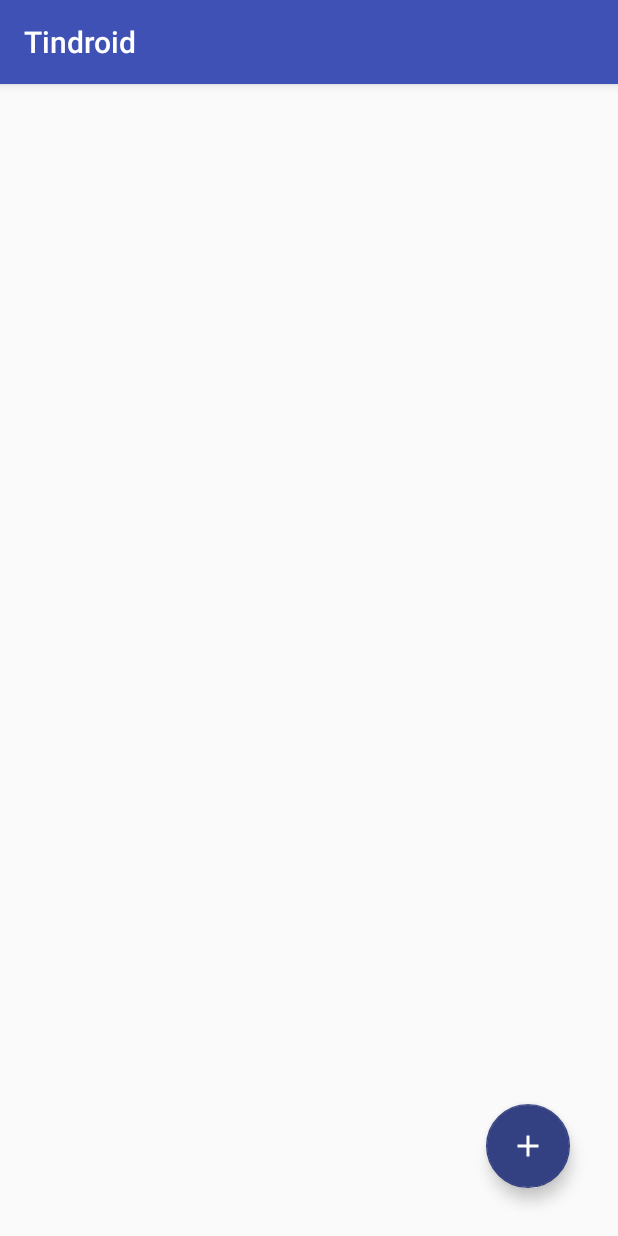
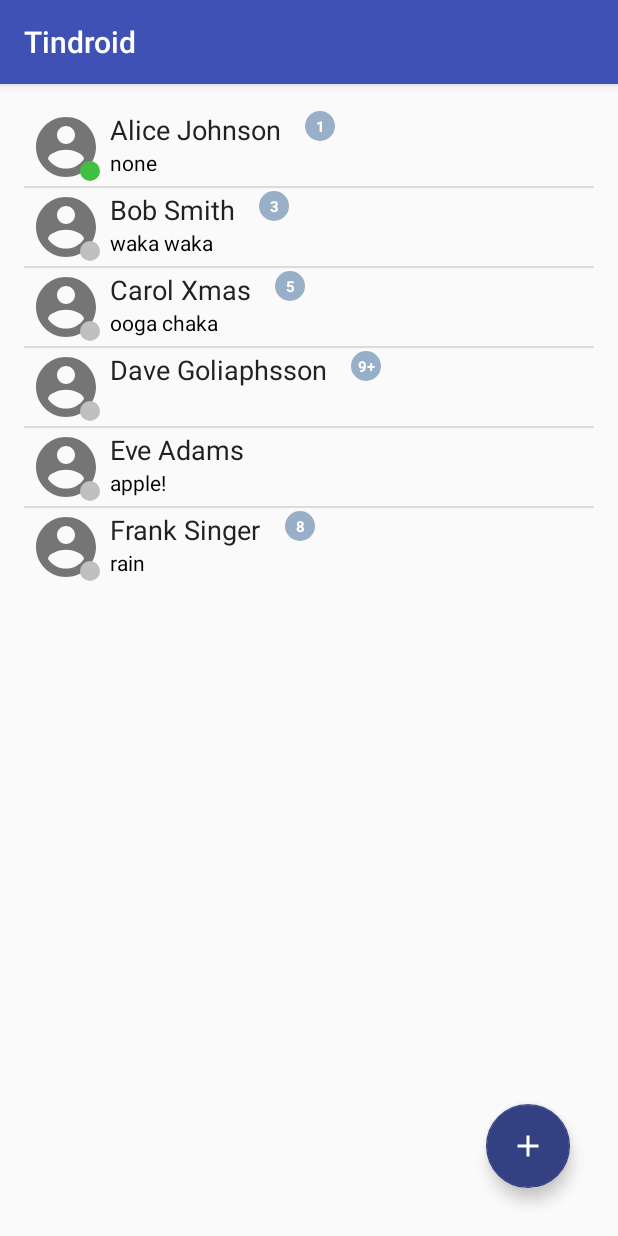
Before and after one commit to mobile215/tindroid-andorid-project, an Android app: the ContactsFragment screen opened directly, with no data from a screen before it, on a phone screen of 412 x 824 dp. Run offline under Robolectric (Android 15) with nearby library versions, the phone set to English and light mode, and no system bars.

Commit message:
daily commit

```diff
--- a/app/src/main/AndroidManifest.xml
+++ b/app/src/main/AndroidManifest.xml
@@ -14,7 +14,6 @@
             android:theme="@style/AppTheme.NoActionBar">
             <intent-filter>
                 <action android:name="android.intent.action.MAIN" />
-
                 <category android:name="android.intent.category.LAUNCHER" />
             </intent-filter>
         </activity>
@@ -23,6 +22,11 @@
             android:label="@string/app_name"
             android:theme="@style/AppTheme.NoActionBar">
         </activity>
+        <activity
+            android:name=".MessageActivity"
+            android:label="@string/app_name"
+            android:theme="@style/AppTheme.NoActionBar">
+        </activity>
     </application>
 
 </manifest>
--- a/app/src/main/java/co/tinode/tindroid/ContactsFragment.java
+++ b/app/src/main/java/co/tinode/tindroid/ContactsFragment.java
@@ -1,5 +1,6 @@
 package co.tinode.tindroid;
 
+import android.content.Intent;
 import android.os.Bundle;
 import android.support.design.widget.FloatingActionButton;
 import android.support.design.widget.Snackbar;
@@ -7,7 +8,9 @@ import android.support.v4.app.Fragment;
 import android.view.LayoutInflater;
 import android.view.View;
 import android.view.ViewGroup;
+import android.widget.AdapterView;
 import android.widget.ListView;
+import android.widget.Toast;
 
 import java.util.ArrayList;
 
@@ -32,8 +35,82 @@ public class ContactsFragment extends Fragment {
     public void onActivityCreated(Bundle savedInstance) {
         super.onActivityCreated(savedInstance);
 
+
+        final ArrayList<Contact> dummyContacts = new ArrayList<Contact>();
+
+        Contact c = new Contact();
+        c.topic = "AAA";
+        c.online = true;
+        c.seq = 8;
+        c.recv = 7;
+        c.read = 7;
+        c.pub = new VCard();
+        c.pub.fn = "Alice Johnson";
+        c.priv = "none";
+        dummyContacts.add(c);
+
+        c = new Contact();
+        c.topic = "BBB";
+        c.seq = 8;
+        c.recv = 7;
+        c.read = 5;
+        c.pub = new VCard();
+        c.pub.fn = "Bob Smith";
+        c.priv = "waka waka";
+        dummyContacts.add(c);
+
+        c = new Contact();
+        c.topic = "CCC";
+        c.seq = 8;
+        c.recv = 3;
+        c.read = 3;
+        c.pub = new VCard();
+        c.pub.fn = "Carol Xmas";
+        c.priv = "ooga chaka";
+        dummyContacts.add(c);
+
+        c = new Contact();
+        c.topic = "DDD";
+        c.seq = 16;
+        c.recv = 5;
+        c.read = 5;
+        c.pub = new VCard();
+        c.pub.fn = "Dave Goliaphsson";
+        c.priv = null;
+        dummyContacts.add(c);
+
+        c = new Contact();
+        c.topic = "EEE";
+        c.seq = 8;
+        c.recv = 8;
+        c.read = 8;
+        c.pub = new VCard();
+        c.pub.fn = "Eve Adams";
+        c.priv = "apple!";
+        dummyContacts.add(c);
+
+        c = new Contact();
+        c.topic = "FFF";
+        c.seq = 8;
+        c.pub = new VCard();
+        c.pub.fn = "Frank Singer";
+        c.priv = "rain";
+        dummyContacts.add(c);
+
         mContactList = (ListView) getActivity().findViewById(R.id.contactsView);
-        mContactList.setAdapter(new ContactsListAdapter(getActivity(), new ArrayList<Contact>()));
+        mContactList.setAdapter(new ContactsListAdapter(getActivity(), dummyContacts));
+        mContactList.setOnItemClickListener(new AdapterView.OnItemClickListener() {
+            @Override
+            public void onItemClick(AdapterView<?> parent, View view, int position, long id) {
+                Contact c = dummyContacts.get(position);
+                Toast.makeText(getActivity().getApplicationContext(),
+                        c.topic, Toast.LENGTH_LONG).show();
+
+                Intent intent = new Intent(getActivity(), MessageActivity.class);
+                startActivity(intent);
+
+            }
+        });
 
         FloatingActionButton fab = (FloatingActionButton) getActivity().findViewById(R.id.addTopic);
         fab.setOnClickListener(new View.OnClickListener() {
--- a/app/src/main/java/co/tinode/tindroid/ContactsListAdapter.java
+++ b/app/src/main/java/co/tinode/tindroid/ContactsListAdapter.java
@@ -20,9 +20,9 @@ public class ContactsListAdapter extends BaseAdapter {
     private Context mContext;
     private List<Contact> mContactItems;
 
-    public ContactsListAdapter(Context context, List<Contact> navDrawerItems) {
+    public ContactsListAdapter(Context context, List<Contact> items) {
         mContext = context;
-        mContactItems = navDrawerItems;
+        mContactItems = items;
     }
 
     @Override
@@ -42,11 +42,6 @@ public class ContactsListAdapter extends BaseAdapter {
 
     @Override
     public View getView(int position, View convertView, ViewGroup parent) {
-
-        /**
-         * The following list not implemented reusable list items as list items
-         * are showing incorrect data Add the solution if you have one
-         * */
 
         Contact c = mContactItems.get(position);
 
@@ -72,7 +67,9 @@ public class ContactsListAdapter extends BaseAdapter {
         // TODO(gene): set avatar
 
         ((ImageView) convertView.findViewById(R.id.online))
-                .setColorFilter(Color.argb(255, 192, c.online ? 255: 192, 192));
+                .setColorFilter(c.online ?
+                                Color.argb(255, 64, 192, 64) :
+                                Color.argb(255, 192, 192, 192));
 
         return convertView;
     }
--- a/app/src/main/java/co/tinode/tindroid/LoginActivity.java
+++ b/app/src/main/java/co/tinode/tindroid/LoginActivity.java
@@ -47,7 +47,6 @@ public class LoginActivity extends AppCompatActivity {
 
     public void onLogin(View v) {
         Intent intent = new Intent(this, ContactsActivity.class);
-
         startActivity(intent);
 
         Toast.makeText(getApplicationContext(),
--- a/app/src/main/java/co/tinode/tindroid/VCard.java
+++ b/app/src/main/java/co/tinode/tindroid/VCard.java
@@ -5,7 +5,7 @@ package co.tinode.tindroid;
  */
 public class VCard {
     public String fn;
-    public Photo phot;
+    public Photo photo;
 
     public class Photo {
         public byte[] data;
--- /dev/null
+++ b/app/src/main/res/drawable/message_view_bkg.xml
@@ -0,0 +1,6 @@
+<?xml version="1.0" encoding="utf-8"?>
+<bitmap
+    xmlns:android="http://schemas.android.com/apk/res/android"
+    android:src="@drawable/ignasi_pattern_s"
+    android:tileMode="repeat"
+    android:dither="true" />
--- a/app/src/main/res/drawable/round_shape.xml
+++ b/app/src/main/res/drawable/round_shape.xml
@@ -5,12 +5,12 @@
     <solid android:color="#98AFC7" />
 
     <stroke
-        android:width="2dp"
+        android:width="2sp"
         android:color="#98AFC7" />
 
-    <!--size
-        android:width="16sp"
-        android:height="16sp" /-->
+    <size
+        android:width="14sp"
+        android:height="14sp" />
 
     <!--corners
         android:bottomLeftRadius="20dp"
--- a/app/src/main/res/layout/activity_contacts.xml
+++ b/app/src/main/res/layout/activity_contacts.xml
@@ -3,19 +3,19 @@
     xmlns:android="http://schemas.android.com/apk/res/android"
     xmlns:app="http://schemas.android.com/apk/res-auto"
     xmlns:tools="http://schemas.android.com/tools"
-    android:layout_width="match_parent"
-    android:layout_height="match_parent"
+    android:layout_width="fill_parent"
+    android:layout_height="fill_parent"
     android:fitsSystemWindows="true"
     tools:context=".ContactsActivity">
 
     <android.support.design.widget.AppBarLayout
-        android:layout_width="match_parent"
+        android:layout_width="fill_parent"
         android:layout_height="wrap_content"
         android:theme="@style/AppTheme.AppBarOverlay">
 
         <android.support.v7.widget.Toolbar
             android:id="@+id/toolbar"
-            android:layout_width="match_parent"
+            android:layout_width="fill_parent"
             android:layout_height="?attr/actionBarSize"
             android:background="?attr/colorPrimary"
             app:popupTheme="@style/AppTheme.PopupOverlay" />
@@ -27,8 +27,8 @@
         xmlns:tools="http://schemas.android.com/tools"
         android:id="@+id/login_view"
         android:name="co.tinode.tindroid.ContactsFragment"
-        android:layout_width="match_parent"
-        android:layout_height="match_parent"
+        android:layout_width="fill_parent"
+        android:layout_height="fill_parent"
         app:layout_behavior="@string/appbar_scrolling_view_behavior"
         tools:layout="@layout/fragment_contacts" />
 
--- a/app/src/main/res/layout/contact.xml
+++ b/app/src/main/res/layout/contact.xml
@@ -1,7 +1,7 @@
 <?xml version="1.0" encoding="utf-8"?>
 <LinearLayout
     xmlns:android="http://schemas.android.com/apk/res/android"
-    android:layout_width="match_parent"
+    android:layout_width="fill_parent"
     android:layout_height="wrap_content"
     android:paddingLeft="4dp"
     android:paddingRight="4dp"
@@ -35,7 +35,7 @@
     </RelativeLayout>
 
     <LinearLayout
-        android:layout_width="match_parent"
+        android:layout_width="fill_parent"
         android:layout_height="wrap_content"
         android:layout_alignParentEnd="true"
         android:layout_alignParentRight="true"
@@ -59,8 +59,9 @@
 
             <TextView
                 android:id="@+id/unreadCount"
-                android:layout_width="wrap_content"
-                android:layout_height="wrap_content"
+                android:layout_width="20sp"
+                android:layout_height="20sp"
+                android:textSize="10sp"
                 android:background="@drawable/round_shape"
                 android:text="9+"
                 android:textColor="#FFFFFF"
@@ -72,7 +73,7 @@
         </LinearLayout>
 
         <TextView android:id="@+id/contactPriv"
-            android:layout_width="match_parent"
+            android:layout_width="fill_parent"
             android:layout_height="wrap_content"
             android:singleLine="true"
             android:ellipsize="end"
--- a/app/src/main/res/layout/fragment_contacts.xml
+++ b/app/src/main/res/layout/fragment_contacts.xml
@@ -11,7 +11,7 @@
 
 
     <ListView
-        android:layout_width="wrap_content"
+        android:layout_width="fill_parent"
         android:layout_height="wrap_content"
         android:id="@+id/contactsView"
         android:layout_centerVertical="true"
--- a/app/src/main/res/layout/chat_message.xml
+++ b/app/src/main/res/layout/message.xml
@@ -24,17 +24,17 @@
             android:layout_width="wrap_content"
             android:layout_height="wrap_content"
             android:layout_gravity="end"
-            android:background="@drawable/ignasi_pattern_s"
+            android:background="@drawable/bubble_right"
             android:paddingStart="10dp"
             android:paddingLeft="10dp"
             android:paddingBottom="10dp"
             android:orientation="vertical">
 
-            <TextView android:id="@+id/txtMessage"
+            <TextView android:id="@+id/messageText"
                 android:layout_width="wrap_content"
                 android:layout_height="wrap_content"
                 android:textColor="@android:color/black"
-                android:maxWidth="240dp"/>
+                android:maxWidth="300dp"/>
 
         </LinearLayout>
 
```
Also changed, not shown: app/src/main/java/co/tinode/tindroid/Message.java (added, +14 -0 lines), app/src/main/java/co/tinode/tindroid/MessageActivity.java (added, +43 -0 lines), app/src/main/java/co/tinode/tindroid/MessagesListAdapter.java (added, +73 -0 lines), app/src/main/res/layout/activity_login.xml (+6 -6 lines), app/src/main/res/layout/activity_messages.xml (+12 -9 lines), app/src/main/res/drawable/bubble.9.png (added), app/src/main/res/drawable/bubble_left.9.png (added), app/src/main/res/drawable/bubble_right.9.png (added), app/src/main/res/ignasi_pattern_s.png (deleted).
